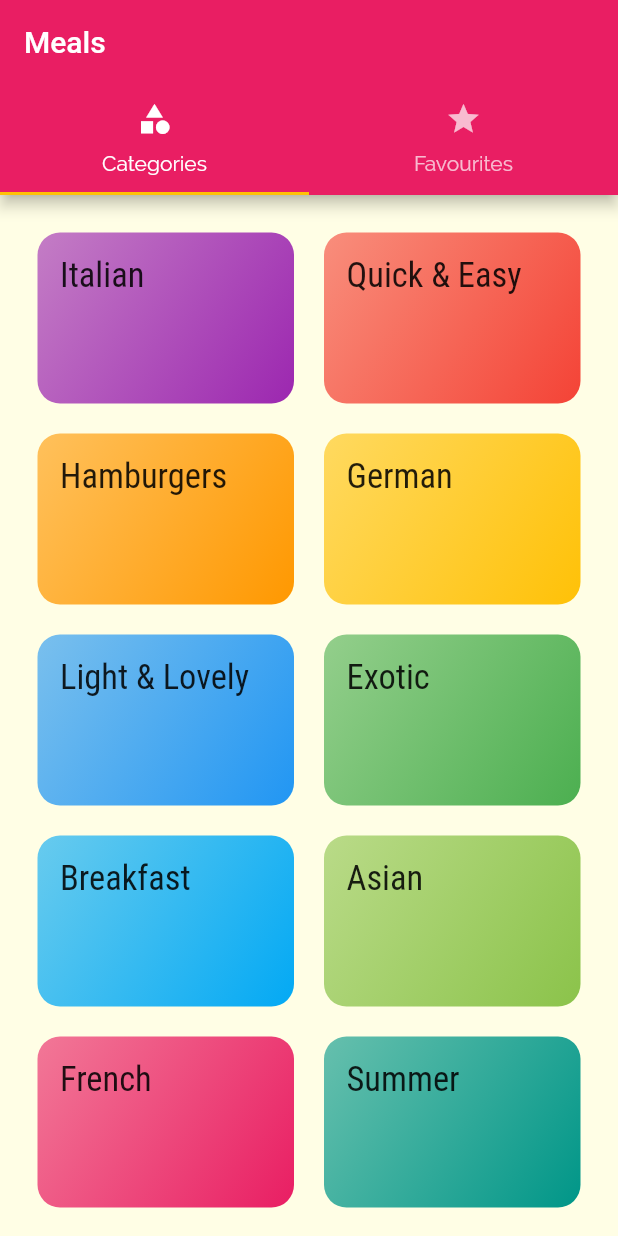
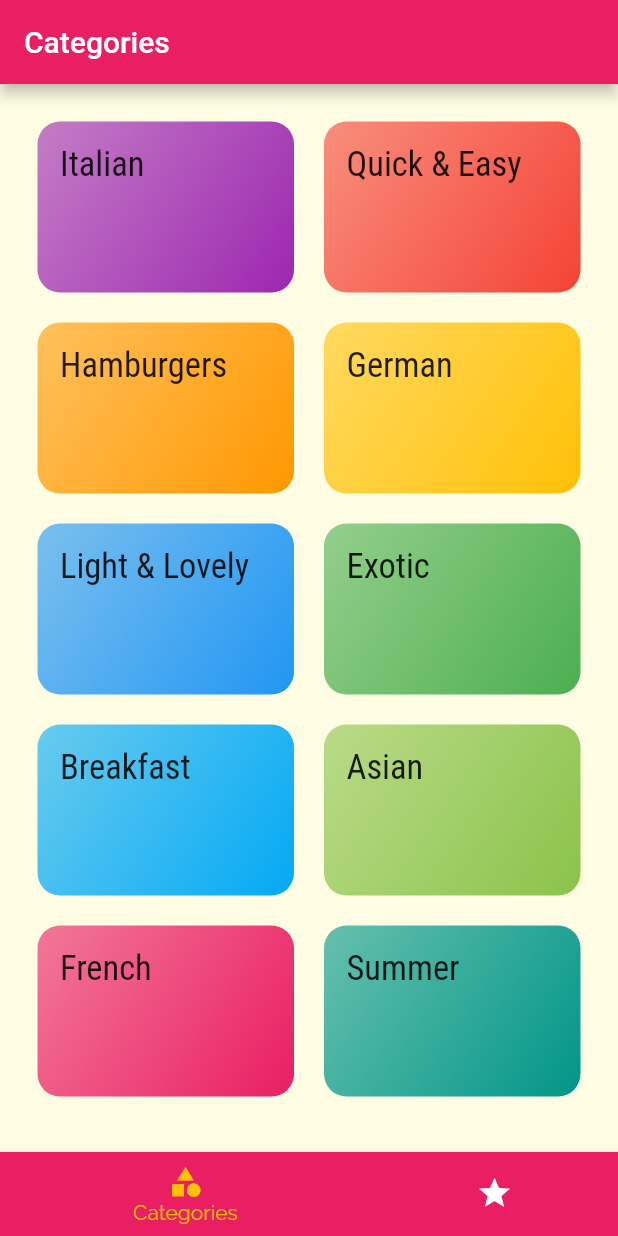
Before and after one commit to sainideepanshu199/meals_app, a Flutter app: the screen it shows after launch, on a phone screen of 412 x 824 dp. Run offline on Flutter 3.47's test engine with Material 2 defaults, Android fonts, the phone set to English and light mode, and no system bars.

Commit message:
added tabBar to bottom and dynamic appBar title

```diff
--- a/lib/screens/tabs_screen.dart
+++ b/lib/screens/tabs_screen.dart
@@ -8,28 +8,44 @@ class TabsScreen extends StatefulWidget {
 }
 
 class _TabsScreenState extends State<TabsScreen> {
+  final List<Map<String, Object>> _pages = [
+    {'page': CategoriesScreen(), 'title': 'Categories'},
+    {'page': FavouritesScreen(), 'title': 'Your Favourites'},
+  ];
+  int _selectedPageIndex = 0;
+
+  void _selectPage(int index) {
+    setState(() {
+      _selectedPageIndex = index;
+    });
+  }
+
   @override
   Widget build(BuildContext context) {
-    return DefaultTabController(
-      length: 2,
-      // initialIndex: 1,
-      child: Scaffold(
-        appBar: AppBar(
-          title: Text('Meals'),
-          bottom: TabBar(
-            tabs: [
-              Tab(icon: Icon(Icons.category), text: 'Categories'),
-              Tab(
-                icon: Icon(Icons.star),
-                text: 'Favourites',
-              ),
-            ],
+    return Scaffold(
+      appBar: AppBar(
+        title: Text(_pages[_selectedPageIndex]['title']),
+      ),
+      body: _pages[_selectedPageIndex]['page'],
+      bottomNavigationBar: BottomNavigationBar(
+        onTap: _selectPage,
+        backgroundColor: Theme.of(context).primaryColor,
+        unselectedItemColor: Colors.white,
+        selectedItemColor: Theme.of(context).colorScheme.secondary,
+        currentIndex: _selectedPageIndex,
+        type: BottomNavigationBarType.shifting,
+        items: [
+          BottomNavigationBarItem(
+            backgroundColor: Theme.of(context).primaryColor,
+            icon: Icon(Icons.category),
+            label: 'Categories'.toString(),
           ),
-        ),
-        body: TabBarView(children: [
-          CategoriesScreen(),
-          FavouritesScreen(),
-        ]),
+          BottomNavigationBarItem(
+            backgroundColor: Theme.of(context).primaryColor,
+            icon: Icon(Icons.star),
+            label: 'Favourites'.toString(),
+          ),
+        ],
       ),
     );
   }
```
